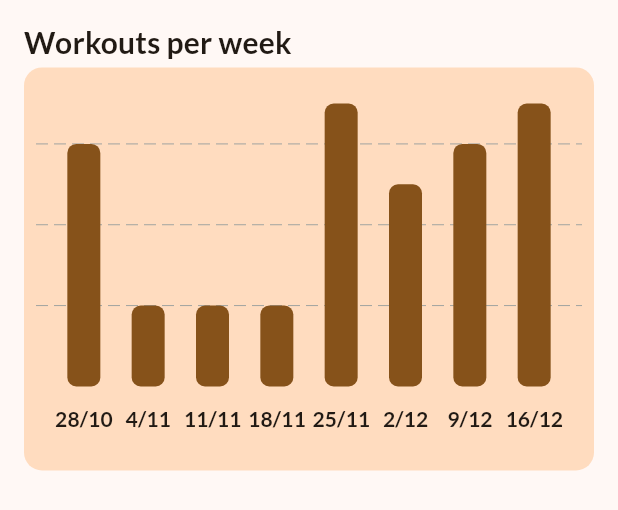
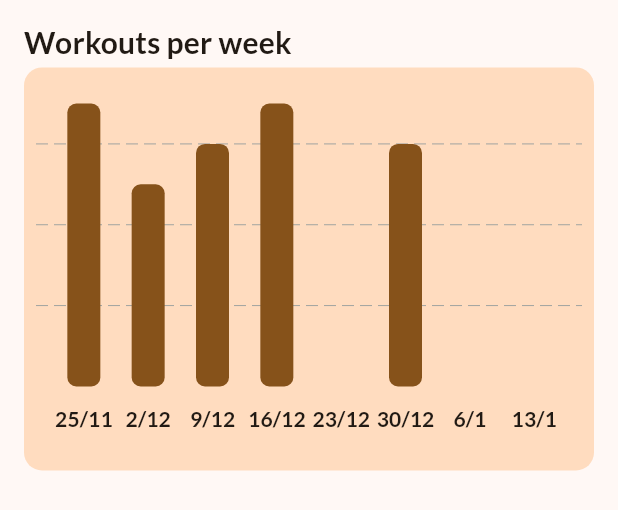
Before and after one commit to kit-g/heart-of-yours, a Flutter app: the WorkoutsAggregationChart widget shown alone on an empty page, opened directly, on a phone screen of 412 x 824 dp. Shown: the top 510 px of the screen. Run offline on Flutter 3.47's test engine with Material 3 defaults, Android fonts, the phone set to English and light mode, and no system bars; drawn by our look-alikes of fl_chart; our stand-ins replace cloud_firestore, firebase_auth, firebase_core, flutter_colorpicker, go_router, google_sign_in and 2 more; accounts and stored records are empty; generated files the repository leaves out were written again; statements that could not run were skipped.

Commit message:
chore: `WorkoutAggregation` is populated with empty weeks

````diff
--- a/lib/presentation/routes/profile/charts.dart
+++ b/lib/presentation/routes/profile/charts.dart
@@ -1,7 +1,4 @@
 part of 'profile.dart';
-
-// how many weeks of workouts the chart will display
-const _maxWorkoutBars = 8;
 
 class WorkoutsAggregationChart extends StatefulWidget {
   final WorkoutAggregation workouts;
@@ -93,7 +90,7 @@ class _WorkoutsAggregationChartState extends State<WorkoutsAggregationChart> {
                             ),
                           ),
                           borderData: FlBorderData(show: false),
-                          barGroups: widget.workouts.take(_maxWorkoutBars).indexed.map(
+                          barGroups: widget.workouts.indexed.map(
                             (record) {
                               final (index, summary) = record;
                               return _bar(index, summary);
--- a/lib/presentation/routes/profile/page.dart
+++ b/lib/presentation/routes/profile/page.dart
@@ -44,6 +44,7 @@ class _ProfilePageState extends State<ProfilePage> {
         ],
       ),
       body: WorkoutsAggregationChart(
+        // todo empty state
         workouts: WorkoutAggregation.fromJson(data['aggregations']!['workouts']!),
       ),
     );
@@ -63,71 +64,70 @@ var data = {
   "aggregations": {
     "workouts": {
       "2024-12-30T00:00:00_000000": [
-        { "id": "2025-01-02T00:00:00_000", "name": "Cardio" },
-        { "id": "2025-01-02T00:00:00_000", "name": "Cardio" },
-        { "id": "2024-12-30T00:00:00_000", "name": "Chest" },
-        { "id": "2025-01-03T00:00:00_000", "name": "Back" },
-        { "id": "2025-01-03T00:00:00_000", "name": "Back" },
-        { "id": "2025-01-05T00:00:00_000", "name": "Arms" }
+        {"id": "2025-01-02T00:00.000000", "name": "Cardio"},
+        {"id": "2025-01-02T00:00.000000", "name": "Cardio"},
+        {"id": "2024-12-30T00:00.000000", "name": "Chest"},
+        {"id": "2025-01-03T00:00.000000", "name": "Back"},
+        {"id": "2025-01-03T00:00.000000", "name": "Back"},
+        {"id": "2025-01-05T00:00.000000", "name": "Arms"}
       ],
-      "2024-12-23T00:00:00_000000": [
-        { "id": "2024-12-24T00:00:00_000", "name": "Legs" },
-        { "id": "2024-12-28T00:00:00_000", "name": "Shoulders" }
-      ],
+      // "2024-12-23T00:00:00_000000": [
+      //   { "id": "2024-12-24T00:00.000000", "name": "Legs" },
+      //   { "id": "2024-12-28T00:00.000000", "name": "Shoulders" }
+      // ],
       "2024-12-16T00:00:00_000000": [
-        { "id": "2024-12-18T00:00:00_000", "name": "Chest" },
-        { "id": "2024-12-17T00:00:00_000", "name": "Cardio" },
-        { "id": "2024-12-19T00:00:00_000", "name": "Arms" },
-        { "id": "2024-12-21T00:00:00_000", "name": "Back" },
-        { "id": "2024-12-17T00:00:00_000", "name": "Cardio" },
-        { "id": "2024-12-18T00:00:00_000", "name": "Chest" },
-        { "id": "2024-12-16T00:00:00_000", "name": "Legs" }
+        {"id": "2024-12-18T00:00.000000", "name": "Chest"},
+        {"id": "2024-12-17T00:00.000000", "name": "Cardio"},
+        {"id": "2024-12-19T00:00.000000", "name": "Arms"},
+        {"id": "2024-12-21T00:00.000000", "name": "Back"},
+        {"id": "2024-12-17T00:00.000000", "name": "Cardio"},
+        {"id": "2024-12-18T00:00.000000", "name": "Chest"},
+        {"id": "2024-12-16T00:00.000000", "name": "Legs"}
       ],
       "2024-12-09T00:00:00_000000": [
-        { "id": "2024-12-15T00:00:00_000", "name": "Shoulders" },
-        { "id": "2024-12-13T00:00:00_000", "name": "Chest" },
-        { "id": "2024-12-15T00:00:00_000", "name": "Shoulders" },
-        { "id": "2024-12-09T00:00:00_000", "name": "Legs" },
-        { "id": "2024-12-10T00:00:00_000", "name": "Arms" },
-        { "id": "2024-12-13T00:00:00_000", "name": "Chest" }
+        {"id": "2024-12-15T00:00.000000", "name": "Shoulders"},
+        {"id": "2024-12-13T00:00.000000", "name": "Chest"},
+        {"id": "2024-12-15T00:00.000000", "name": "Shoulders"},
+        {"id": "2024-12-09T00:00.000000", "name": "Legs"},
+        {"id": "2024-12-10T00:00.000000", "name": "Arms"},
+        {"id": "2024-12-13T00:00.000000", "name": "Chest"}
       ],
       "2024-12-02T00:00:00_000000": [
-        { "id": "2024-12-07T00:00:00_000", "name": "Cardio" },
-        { "id": "2024-12-05T00:00:00_000", "name": "Back" },
-        { "id": "2024-12-02T00:00:00_000", "name": "Chest" },
-        { "id": "2024-12-02T00:00:00_000", "name": "Chest" },
-        { "id": "2024-12-04T00:00:00_000", "name": "Shoulders" }
+        {"id": "2024-12-07T00:00.000000", "name": "Cardio"},
+        {"id": "2024-12-05T00:00.000000", "name": "Back"},
+        {"id": "2024-12-02T00:00.000000", "name": "Chest"},
+        {"id": "2024-12-02T00:00.000000", "name": "Chest"},
+        {"id": "2024-12-04T00:00.000000", "name": "Shoulders"}
       ],
       "2024-11-25T00:00:00_000000": [
-        { "id": "2024-11-28T00:00:00_000", "name": "Legs" },
-        { "id": "2024-11-27T00:00:00_000", "name": "Cardio" },
-        { "id": "2024-11-28T00:00:00_000", "name": "Legs" },
-        { "id": "2024-11-30T00:00:00_000", "name": "Back" },
-        { "id": "2024-11-29T00:00:00_000", "name": "Chest" },
-        { "id": "2024-11-30T00:00:00_000", "name": "Back" },
-        { "id": "2024-11-25T00:00:00_000", "name": "Arms" }
+        {"id": "2024-11-28T00:00.000000", "name": "Legs"},
+        {"id": "2024-11-27T00:00.000000", "name": "Cardio"},
+        {"id": "2024-11-28T00:00.000000", "name": "Legs"},
+        {"id": "2024-11-30T00:00.000000", "name": "Back"},
+        {"id": "2024-11-29T00:00.000000", "name": "Chest"},
+        {"id": "2024-11-30T00:00.000000", "name": "Back"},
+        {"id": "2024-11-25T00:00.000000", "name": "Arms"}
       ],
       "2024-11-18T00:00:00_000000": [
-        { "id": "2024-11-22T00:00:00_000", "name": "Shoulders" },
-        { "id": "2024-11-21T00:00:00_000", "name": "Cardio" }
+        {"id": "2024-11-22T00:00.000000", "name": "Shoulders"},
+        {"id": "2024-11-21T00:00.000000", "name": "Cardio"}
       ],
       "2024-11-11T00:00:00_000000": [
-        { "id": "2024-11-15T00:00:00_000", "name": "Back" },
-        { "id": "2024-11-16T00:00:00_000", "name": "Legs" }
+        {"id": "2024-11-15T00:00.000000", "name": "Back"},
+        {"id": "2024-11-16T00:00.000000", "name": "Legs"}
       ],
-      "2024-11-04T00:00:00_000000": [
-        { "id": "2024-11-10T00:00:00_000", "name": "Arms" },
-        { "id": "2024-11-08T00:00:00_000", "name": "Chest" }
-      ],
+      // "2024-11-04T00:00:00_000000": [
+      //   {"id": "2024-11-10T00:00.000000", "name": "Arms"},
+      //   {"id": "2024-11-08T00:00.000000", "name": "Chest"}
+      // ],
       "2024-10-28T00:00:00_000000": [
-        { "id": "2024-10-29T00:00:00_000", "name": "Legs" },
-        { "id": "2024-10-31T00:00:00_000", "name": "Cardio" },
-        { "id": "2024-10-30T00:00:00_000", "name": "Shoulders" },
-        { "id": "2024-10-29T00:00:00_000", "name": "Legs" },
-        { "id": "2024-11-02T00:00:00_000", "name": "Back" },
-        { "id": "2024-10-31T00:00:00_000", "name": "Cardio" }
+        {"id": "2024-10-29T00:00.000000", "name": "Legs"},
+        {"id": "2024-10-31T00:00.000000", "name": "Cardio"},
+        {"id": "2024-10-30T00:00.000000", "name": "Shoulders"},
+        {"id": "2024-10-29T00:00.000000", "name": "Legs"},
+        {"id": "2024-11-02T00:00.000000", "name": "Back"},
+        {"id": "2024-10-31T00:00.000000", "name": "Cardio"}
       ]
     }
   }
-}
-;
+};
--- a/shared/heart_models/lib/src/stats.dart
+++ b/shared/heart_models/lib/src/stats.dart
@@ -1,3 +1,5 @@
+import 'utils.dart';
+
 abstract interface class WorkoutSummary {
   String get id;
 
@@ -15,7 +17,20 @@ abstract interface class WeekSummary with Iterable<WorkoutSummary> implements Co
 abstract interface class WorkoutAggregation with Iterable<WeekSummary> {
   Iterable<WeekSummary> get weeks;
 
-  factory WorkoutAggregation.fromJson(Map json) = _WorkoutAggregation.fromJson;
+  /// A factory constructor for creating a [WorkoutAggregation] instance
+  /// from a given [json] map.
+  ///
+  /// This method processes the provided JSON to generate a list of weeks, each
+  /// containing workout data. It ensures that any missing weeks between the
+  /// earliest and current weeks are populated as empty weeks. The result is
+  /// a complete list of weeks, which is sorted and limited to a maximum number
+  /// of weeks defined by [_maxWorkoutBars].
+  ///
+  /// If the parsed data is empty, the method returns an empty [WorkoutAggregation].
+  ///
+  /// It also ensures that the weeks are represented in a reversed order (latest
+  /// week first) and only retains the most recent weeks, up to the maximum defined.
+  factory WorkoutAggregation.fromJson(Map<String, dynamic> json) = _WorkoutAggregation.fromJson;
 }
 
 class _WorkoutSummary implements WorkoutSummary {
@@ -41,15 +56,24 @@ class _WeekSummary with Iterable<WorkoutSummary> implements WeekSummary {
     required this.workouts,
   });
 
+  factory _WeekSummary.empty({required String weekId}) {
+    return _WeekSummary(weekId: weekId, workouts: const []);
+  }
+
   @override
   Iterator<WorkoutSummary> get iterator => workouts.iterator;
 
   @override
-  DateTime get startDate => DateTime.parse(weekId.replaceAll('_', '.'));
+  DateTime get startDate => DateTime.parse(deSanitizeId(weekId));
 
   @override
   int compareTo(WeekSummary other) {
     return weekId.compareTo(other.weekId);
+  }
+
+  @override
+  String toString() {
+    return '$startDate with $length workouts';
   }
 }
 
@@ -62,9 +86,12 @@ class _WorkoutAggregation with Iterable<WeekSummary> implements WorkoutAggregati
   @override
   Iterator<WeekSummary> get iterator => weeks.iterator;
 
-  factory _WorkoutAggregation.fromJson(Map json) {
-    return _WorkoutAggregation(
-      weeks: json.entries.map(
+  factory _WorkoutAggregation.empty() {
+    return const _WorkoutAggregation(weeks: []);
+  }
+
+  factory _WorkoutAggregation.fromJson(Map<String, dynamic> json) {
+    final parsed = json.entries.map(
       (entry) {
         return _WeekSummary(
           weekId: entry.key,
@@ -79,7 +106,48 @@ class _WorkoutAggregation with Iterable<WeekSummary> implements WorkoutAggregati
         );
       },
     ).toList()
-        ..sort(),
+      ..sort();
+
+    final currentWeekStart = getMonday(DateTime.timestamp());
+
+    if (parsed.isEmpty) {
+      return _WorkoutAggregation.empty();
+    }
+
+    final earliestWeekStart = parsed.first.startDate.toUtc();
+
+    final completeWeeks = Iterable.generate(
+      // how many weeks exist between earliestWeekStart and currentWeekStart
+      currentWeekStart.difference(earliestWeekStart).inDays ~/ 7 + 1,
+      (index) => earliestWeekStart.add(Duration(days: index * 7)),
+    )
+        .map(
+          (iteration) {
+            return parsed.firstWhere(
+              (w) => w.startDate.isAtSameWeekAs(iteration),
+              orElse: () => _WeekSummary.empty(weekId: sanitizeId(iteration)),
             );
+          },
+        )
+        .toList()
+        .reversed
+        .take(_maxWorkoutBars)
+        .toList()
+      ..sort();
+
+    return _WorkoutAggregation(weeks: completeWeeks);
   }
 }
+
+extension on DateTime {
+  bool isAtSameWeekAs(DateTime other) {
+    return _isTheSameDay(getMonday(this), getMonday(other));
+  }
+}
+
+bool _isTheSameDay(DateTime one, DateTime two) {
+  return one.year == two.year && one.month == two.month && one.day == two.day;
+}
+
+// how many weeks of workouts the chart will display
+const _maxWorkoutBars = 8;
--- a/shared/heart_models/lib/src/ts_for_id.dart
+++ b/shared/heart_models/lib/src/ts_for_id.dart
@@ -1,9 +1,11 @@
+import 'utils.dart';
+
 abstract mixin class UsesTimestampForId implements Comparable<UsesTimestampForId> {
   DateTime get start;
 
   /// Firebase uses "." as the separator for nested structures
   /// so we need to escape it.
-  String get id => start.toIso8601String().replaceAll('.', '_');
+  String get id => sanitizeId(start);
 
   @override
   bool operator ==(Object other) {
@@ -20,5 +22,3 @@ abstract mixin class UsesTimestampForId implements Comparable<UsesTimestampForId
     return start.compareTo(other.start);
   }
 }
-
-String deSanitizeId(String id) => id.replaceAll('_', '.');
--- /dev/null
+++ b/shared/heart_models/lib/src/utils.dart
@@ -0,0 +1,42 @@
+String deSanitizeId(String id) => id.replaceAll('_', '.');
+
+String sanitizeId(DateTime start) => start.toIso8601String().replaceAll('.', '_');
+
+/// Returns the `DateTime` of the Monday of the week for the given [date] date.
+///
+/// This function calculates the previous Monday for any given `DateTime` object.
+/// If the provided date is already a Monday, it returns the same date.
+///
+/// The function works as follows:
+/// - It checks the weekday of the given [date] date, where 1 represents Monday and 7 represents Sunday.
+/// - It then calculates how many days to subtract to get to the previous Monday.
+/// - If the given date is already a Monday, it returns the same date.
+/// - Otherwise, it subtracts the necessary number of days to reach the most recent Monday.
+///
+/// Example:
+/// ```dart
+/// final date = DateTime.parse('2025-01-14'); // A Tuesday
+/// final monday = _getMonday(date);
+/// print(monday); // Outputs: 2025-01-13 00:00:00.000
+/// ```
+///
+/// Parameters:
+/// - [date]: A `DateTime` object representing any date in the week.
+///
+/// Returns:
+/// - A `DateTime` object representing the Monday of the week that the [random] date belongs to.
+///
+/// Edge Cases:
+/// - If the given date is already a Monday, the function returns the same date.
+/// - It handles dates from any day of the week, including edge cases like weekend dates.
+DateTime getMonday(DateTime date) {
+  final daysToSubtract = switch (date.weekday - DateTime.monday) {
+    int count when count < 0 => count + 7,
+    int count => count,
+  };
+
+  return switch (date.subtract(Duration(days: daysToSubtract)).isAtSameMomentAs(date)) {
+    true => date, // If the given date is Monday, return it,
+    false => date.subtract(Duration(days: daysToSubtract)),
+  };
+}
--- a/shared/heart_models/lib/src/workout.dart
+++ b/shared/heart_models/lib/src/workout.dart
@@ -3,6 +3,7 @@ import 'dart:math';
 import 'exercise.dart';
 import 'misc.dart';
 import 'ts_for_id.dart';
+import 'utils.dart';
 
 abstract interface class Completes {
   bool get isCompleted;
--- a/shared/heart_models/pubspec.yaml
+++ b/shared/heart_models/pubspec.yaml
@@ -1,6 +1,6 @@
 name: heart_models
 description: "Interfaces and data classes"
-version: 0.0.1
+version: 1.0.0
 publish_to: none
 
 environment:
@@ -8,3 +8,4 @@ environment:
 
 dev_dependencies:
   flutter_lints: ^4.0.0
+  test: any
````
Also changed, not shown: 1 other file. Lines whose indentation alone changed are shown as unchanged.
